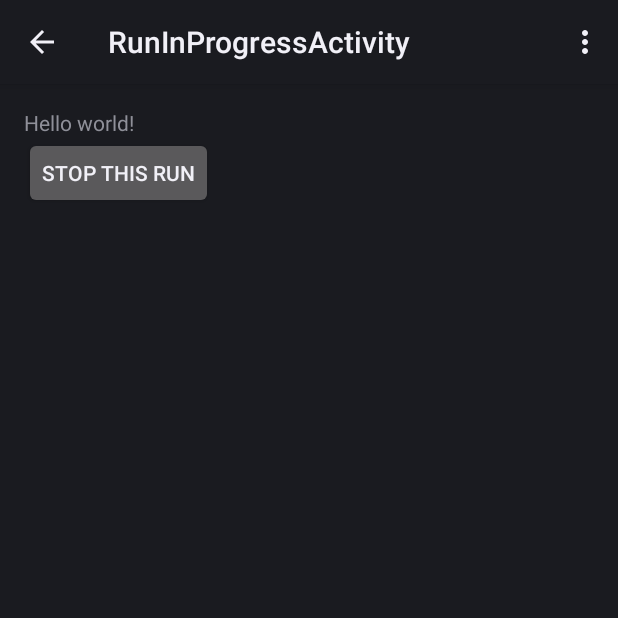
After one commit to cmears/courant, an Android app: the RunInProgressActivity screen opened directly, with no data from a screen before it, on a phone screen of 412 x 824 dp, the top half of it. The commit adds this screen. Run offline under Robolectric (Android 15) with nearby library versions, the phone set to English and light mode, and no system bars; 1 statement that could not run was skipped.

Commit message:
Basic tracking and storage

```diff
--- a/build.gradle
+++ b/build.gradle
@@ -4,7 +4,7 @@ buildscript {
   }
 
   dependencies {
-    classpath 'com.android.tools.build:gradle:1.1.3'
+    classpath 'com.android.tools.build:gradle:1.2.0'
   }
 }
 
@@ -12,6 +12,9 @@ apply plugin: 'com.android.application'
 
 android {
   compileSdkVersion 22
+  defaultConfig {
+    minSdkVersion 22
+  }
   buildToolsVersion "22.0.1"
   lintOptions {
     abortOnError false
--- /dev/null
+++ b/src/main/java/au/id/cmears/courant/RunInProgressActivity.java
@@ -0,0 +1,113 @@
+package au.id.cmears.courant;
+
+import android.app.Activity;
+import android.content.ComponentName;
+import android.content.Intent;
+import android.content.ServiceConnection;
+import android.os.Bundle;
+import android.os.Handler;
+import android.os.IBinder;
+import android.util.Log;
+import android.view.Menu;
+import android.view.MenuItem;
+import android.view.View;
+import android.widget.TextView;
+
+
+public class RunInProgressActivity extends Activity implements ServiceConnection {
+
+    RunService runService;
+    Run run;
+    Handler handler;
+    boolean tryToUpdate;
+
+    @Override
+    protected void onCreate(Bundle savedInstanceState) {
+        super.onCreate(savedInstanceState);
+        setContentView(R.layout.activity_run_in_progress);
+    }
+
+    @Override
+    public boolean onCreateOptionsMenu(Menu menu) {
+        // Inflate the menu; this adds items to the action bar if it is present.
+        getMenuInflater().inflate(R.menu.menu_run_in_progress, menu);
+        return true;
+    }
+
+    @Override
+    public boolean onOptionsItemSelected(MenuItem item) {
+        // Handle action bar item clicks here. The action bar will
+        // automatically handle clicks on the Home/Up button, so long
+        // as you specify a parent activity in AndroidManifest.xml.
+        int id = item.getItemId();
+
+        //noinspection SimplifiableIfStatement
+        if (id == R.id.action_settings) {
+            return true;
+        }
+
+        return super.onOptionsItemSelected(item);
+    }
+
+    public void onStart() {
+        // Whenever the activity is awake, bind to the RunService.
+        Intent intent = new Intent(this, RunService.class);
+        bindService(intent, this, 0);
+        tryToUpdate = true;
+        handler = new Handler();
+        handler.postDelayed(new UpdateRun(), 1000);
+        super.onStart();
+    }
+
+    private class UpdateRun implements Runnable {
+        public void run() {
+            if (tryToUpdate) {
+                Log.d("RIPA", "UpdateRun:run");
+                updateRun();
+                handler.postDelayed(this, 1000);
+            }
+        }
+    }
+
+    public void onStop() {
+        unbindService(this);
+        super.onStop();
+    }
+
+    public void stopRun(View view) {
+        updateRun();
+        tryToUpdate = false;
+        recordRun();
+        stopService(new Intent(this, RunService.class));
+        finish();
+    }
+
+    public void updateRun() {
+        if (runService != null) {
+            run = runService.getCurrentRun();
+            Log.d("RIPA", "current run: " + run.toString());
+            Log.d("RIPA", "json: " + run.toJSON());
+            TextView info = (TextView) findViewById(R.id.currentRunInfo);
+            int numSamples = run.numSamples();
+            info.setText(Integer.toString(numSamples));
+        } else {
+            Log.d("RIPA", "not bound");
+        }
+    }
+
+    public void recordRun() {
+        if (run != null) {
+            RunStorage.recordRun(this, run);
+        }
+    }
+
+    public void onServiceConnected(ComponentName name, IBinder service) {
+        Log.d("RIPA", "service has been bound");
+        RunService.LocalBinder binder = (RunService.LocalBinder) service;
+        runService = binder.getService();
+    }
+
+    public void onServiceDisconnected(ComponentName name) {
+        runService = null;
+    }
+}
--- /dev/null
+++ b/src/main/res/layout/activity_run_in_progress.xml
@@ -0,0 +1,29 @@
+<RelativeLayout xmlns:android="http://schemas.android.com/apk/res/android"
+    xmlns:tools="http://schemas.android.com/tools"
+    android:layout_width="match_parent"
+    android:layout_height="match_parent"
+    android:paddingLeft="@dimen/activity_horizontal_margin"
+    android:paddingRight="@dimen/activity_horizontal_margin"
+    android:paddingTop="@dimen/activity_vertical_margin"
+    android:paddingBottom="@dimen/activity_vertical_margin"
+    tools:context="au.id.cmears.courant.RunInProgressActivity">
+
+    <LinearLayout
+        android:layout_width="match_parent"
+        android:layout_height="match_parent"
+        android:orientation="vertical">
+
+    <TextView android:text="@string/hello_world"
+        android:layout_width="wrap_content"
+        android:layout_height="wrap_content"
+        android:id="@+id/currentRunInfo" />
+
+    <Button
+        android:layout_height="wrap_content"
+        android:layout_width="wrap_content"
+        android:text="Stop this run"
+        android:onClick="stopRun" />
+
+    </LinearLayout>
+
+</RelativeLayout>
--- /dev/null
+++ b/src/main/res/menu/menu_run_in_progress.xml
@@ -0,0 +1,6 @@
+<menu xmlns:android="http://schemas.android.com/apk/res/android"
+    xmlns:tools="http://schemas.android.com/tools"
+    tools:context="au.id.cmears.courant.RunInProgressActivity">
+    <item android:id="@+id/action_settings" android:title="@string/action_settings"
+        android:orderInCategory="100" android:showAsAction="never" />
+</menu>
--- /dev/null
+++ b/src/main/res/values-w820dp/dimens.xml
@@ -0,0 +1,6 @@
+<resources>
+    <!-- Example customization of dimensions originally defined in res/values/dimens.xml
+         (such as screen margins) for screens with more than 820dp of available width. This
+         would include 7" and 10" devices in landscape (~960dp and ~1280dp respectively). -->
+    <dimen name="activity_horizontal_margin">64dp</dimen>
+</resources>
--- /dev/null
+++ b/src/main/res/values/dimens.xml
@@ -0,0 +1,5 @@
+<resources>
+    <!-- Default screen margins, per the Android Design guidelines. -->
+    <dimen name="activity_horizontal_margin">16dp</dimen>
+    <dimen name="activity_vertical_margin">16dp</dimen>
+</resources>
--- a/src/main/res/values/strings.xml
+++ b/src/main/res/values/strings.xml
@@ -1,4 +1,8 @@
 <?xml version="1.0" encoding="utf-8"?>
 <resources>
     <string name="app_name">Courant</string>
+    <string name="title_activity_run_in_progress">RunInProgressActivity</string>
+
+    <string name="hello_world">Hello world!</string>
+    <string name="action_settings">Settings</string>
 </resources>
```
Also changed, not shown: src/main/AndroidManifest.xml (+23 -6 lines), src/main/java/au/id/cmears/courant/MainActivity.java (+59 -0 lines), src/main/java/au/id/cmears/courant/Run.java (added, +156 -0 lines), src/main/java/au/id/cmears/courant/RunService.java (added, +85 -0 lines), src/main/java/au/id/cmears/courant/RunStorage.java (added, +80 -0 lines), src/main/res/layout/main.xml (+12 -5 lines), gradle/wrapper/gradle-wrapper.properties, 3 other files.
